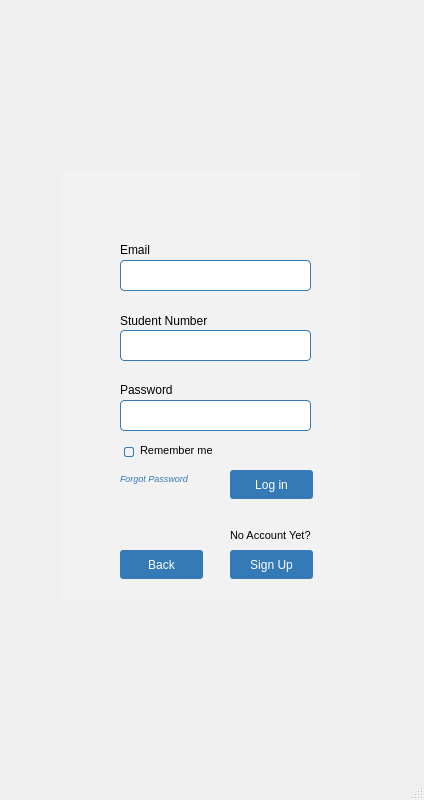
This is studentlg.ui in leothii/ASES as Qt 5 draws it before an edit. The edited form follows.
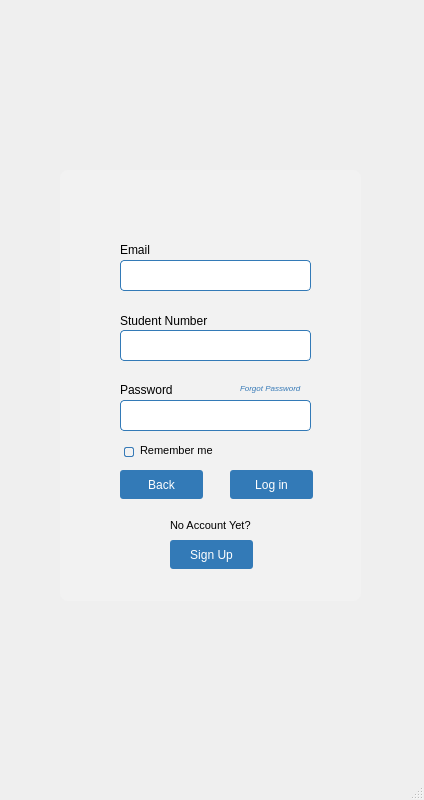
This is the edited form.

Patch:
```diff
--- a/studentlg.ui
+++ b/studentlg.ui
@@ -113,9 +113,9 @@
     <widget class="QLabel" name="label">
      <property name="geometry">
       <rect>
-       <x>170</x>
-       <y>350</y>
-       <width>111</width>
+       <x>110</x>
+       <y>340</y>
+       <width>101</width>
        <height>31</height>
       </rect>
      </property>
@@ -134,8 +134,8 @@
     <widget class="QPushButton" name="signupButton">
      <property name="geometry">
       <rect>
-       <x>170</x>
-       <y>380</y>
+       <x>110</x>
+       <y>370</y>
        <width>83</width>
        <height>29</height>
       </rect>
@@ -216,15 +216,15 @@
     <widget class="QLabel" name="label_4">
      <property name="geometry">
       <rect>
-       <x>60</x>
-       <y>300</y>
-       <width>111</width>
+       <x>180</x>
+       <y>210</y>
+       <width>71</width>
        <height>16</height>
       </rect>
      </property>
      <property name="font">
       <font>
-       <pointsize>7</pointsize>
+       <pointsize>6</pointsize>
        <italic>true</italic>
       </font>
      </property>
@@ -269,7 +269,7 @@
      <property name="geometry">
       <rect>
        <x>60</x>
-       <y>380</y>
+       <y>300</y>
        <width>83</width>
        <height>29</height>
       </rect>
```
